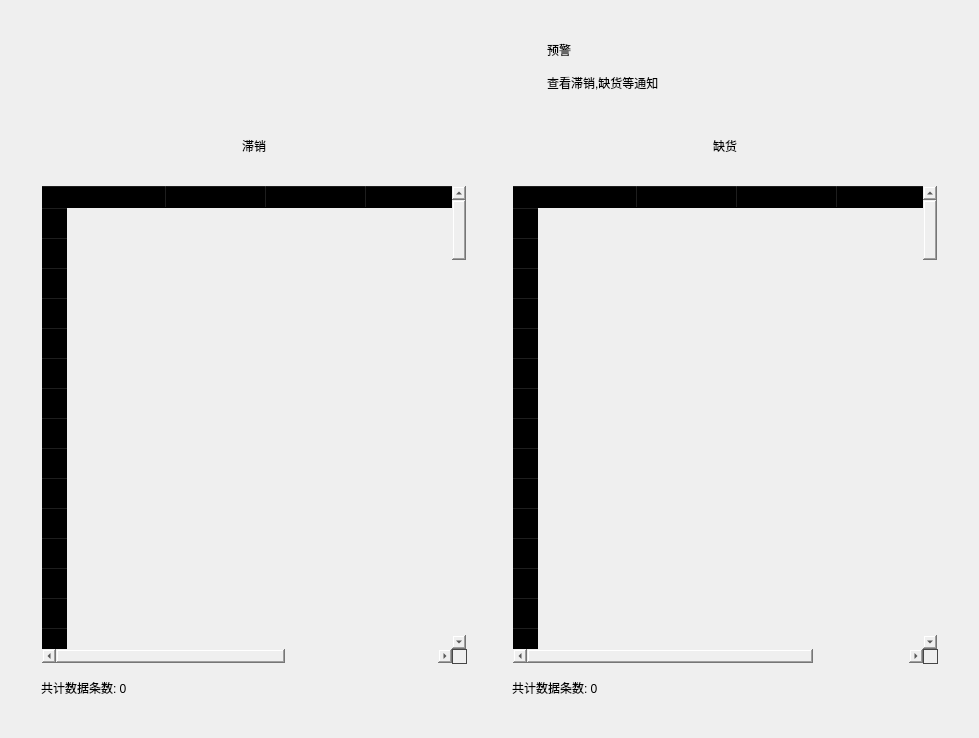
First picture: the form in assets/ui/warn_page.ui, repository 271374667/SimpleWMS, before the edit.
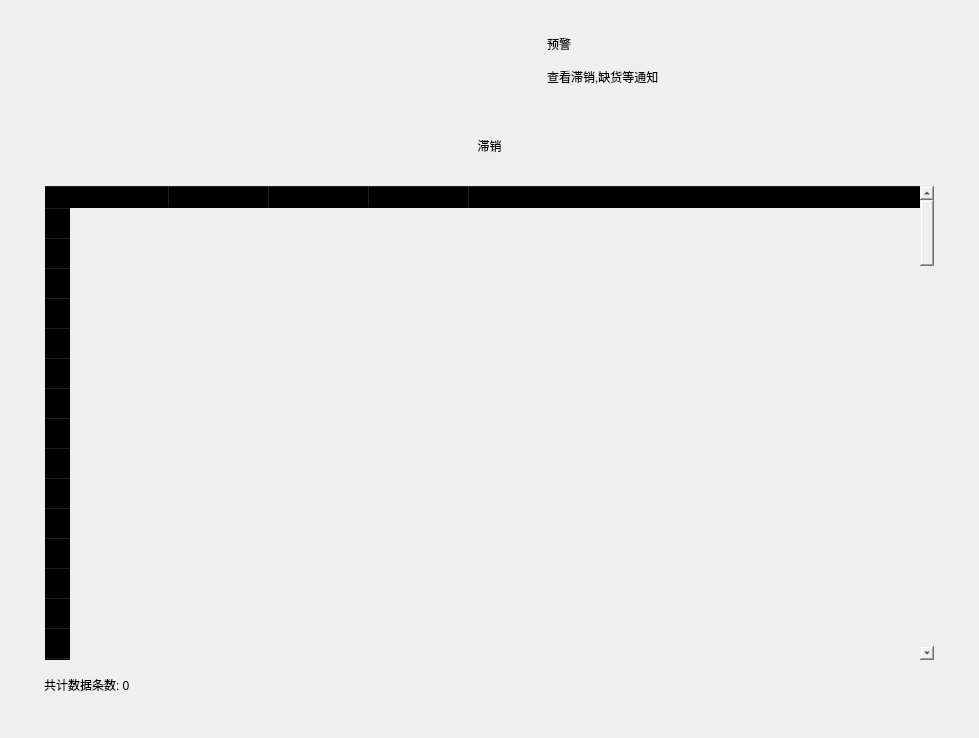
Second picture: the form after the edit. The open tabs and pages were chosen to show the change. Icons and pictures are not drawn. Custom widgets are drawn as their Qt base class.

What changed in the file:
```diff
--- a/assets/ui/warn_page.ui
+++ b/assets/ui/warn_page.ui
@@ -37,22 +37,7 @@
       <property name="styleSheet">
        <string notr="true">background-color: rgba(0, 0, 0, 0);</string>
       </property>
-      <layout class="QVBoxLayout" name="verticalLayout_4">
-       <property name="spacing">
-        <number>15</number>
-       </property>
-       <property name="leftMargin">
-        <number>15</number>
-       </property>
-       <property name="topMargin">
-        <number>15</number>
-       </property>
-       <property name="rightMargin">
-        <number>15</number>
-       </property>
-       <property name="bottomMargin">
-        <number>15</number>
-       </property>
+      <layout class="QVBoxLayout" name="verticalLayout_6">
        <item>
         <widget class="SimpleCardWidget" name="SimpleCardWidget">
          <layout class="QHBoxLayout" name="horizontalLayout_3">
@@ -141,10 +126,18 @@
         </widget>
        </item>
        <item>
-        <layout class="QHBoxLayout" name="horizontalLayout">
+        <widget class="SegmentedWidget" name="SegmentedWidget"/>
+       </item>
          <item>
-          <widget class="CardWidget" name="CardWidget">
+        <widget class="OpacityAniStackedWidget" name="OpacityAniStackedWidget">
+         <property name="currentIndex">
+          <number>1</number>
+         </property>
+         <widget class="QWidget" name="page">
            <layout class="QVBoxLayout" name="verticalLayout_2">
+           <item>
+            <widget class="CardWidget" name="CardWidget">
+             <layout class="QVBoxLayout" name="verticalLayout_5">
             <property name="spacing">
              <number>15</number>
             </property>
@@ -327,6 +320,10 @@
            </layout>
           </widget>
          </item>
+          </layout>
+         </widget>
+         <widget class="QWidget" name="page_2">
+          <layout class="QVBoxLayout" name="verticalLayout_4">
          <item>
           <widget class="CardWidget" name="CardWidget_2">
            <layout class="QVBoxLayout" name="verticalLayout_3">
@@ -508,6 +505,8 @@
           </widget>
          </item>
         </layout>
+         </widget>
+        </widget>
        </item>
       </layout>
      </widget>
@@ -549,6 +548,12 @@
    <header>qfluentwidgets</header>
    <container>1</container>
   </customwidget>
+  <customwidget>
+   <class>OpacityAniStackedWidget</class>
+   <extends>QStackedWidget</extends>
+   <header>qfluentwidgets</header>
+   <container>1</container>
+  </customwidget>
   <customwidget>
    <class>BodyLabel</class>
    <extends>QLabel</extends>
@@ -569,6 +574,16 @@
    <extends>QLabel</extends>
    <header>qfluentwidgets</header>
   </customwidget>
+  <customwidget>
+   <class>Pivot</class>
+   <extends>QWidget</extends>
+   <header>qfluentwidgets</header>
+  </customwidget>
+  <customwidget>
+   <class>SegmentedWidget</class>
+   <extends>Pivot</extends>
+   <header>qfluentwidgets</header>
+  </customwidget>
   <customwidget>
    <class>TableWidget</class>
    <extends>QTableWidget</extends>
```
Lines whose indentation alone changed are shown as unchanged.
